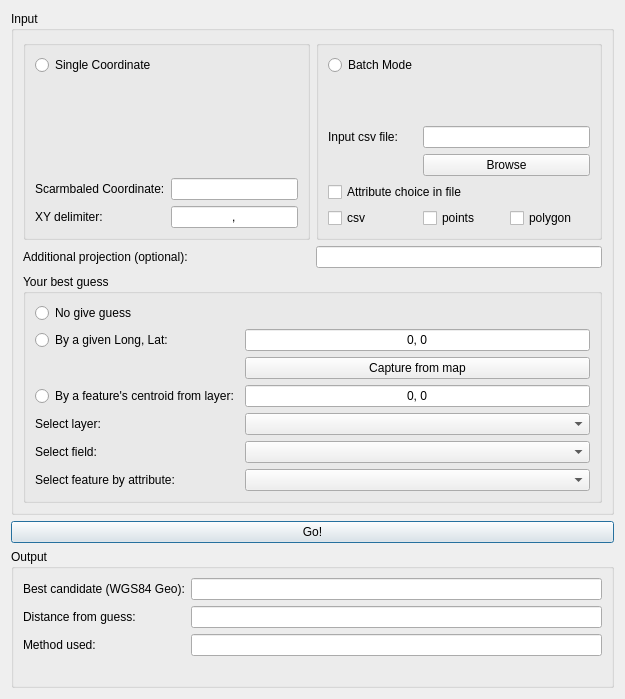
First picture: the form in CoordGuesser_dialog_base.ui, repository jicrbuh/CoordinateGuesser, before the edit.
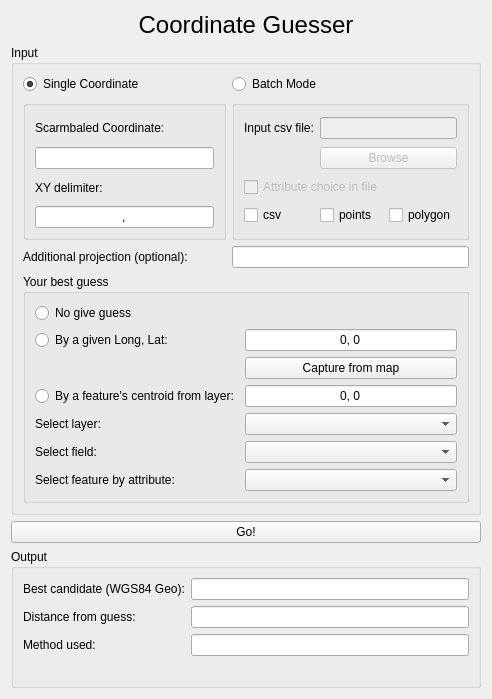
Second picture: the form after the edit.

Commit message:
changed parse_file.py so that it uses a class that stores the mangled coord data
not yet deleted old functions from parse_file.py

Patch:
```diff
--- a/CoordGuesser_dialog_base.ui
+++ b/CoordGuesser_dialog_base.ui
@@ -6,7 +6,7 @@
    <rect>
     <x>0</x>
     <y>0</y>
-    <width>625</width>
+    <width>492</width>
     <height>699</height>
    </rect>
   </property>
@@ -14,66 +14,7 @@
    <string>Dialog</string>
   </property>
   <layout class="QGridLayout" name="gridLayout">
-   <item row="4" column="0" colspan="2">
-    <widget class="QGroupBox" name="groupBox_3">
-     <property name="title">
-      <string>Output</string>
-     </property>
-     <layout class="QGridLayout" name="gridLayout_3">
-      <item row="3" column="1">
-       <widget class="QLineEdit" name="method_used"/>
-      </item>
-      <item row="2" column="1">
-       <widget class="QLineEdit" name="distance"/>
-      </item>
-      <item row="0" column="1">
-       <widget class="QLineEdit" name="out_xy"/>
-      </item>
-      <item row="0" column="0">
-       <widget class="QLabel" name="label">
-        <property name="text">
-         <string>Best candidate (WGS84 Geo):</string>
-        </property>
-       </widget>
-      </item>
-      <item row="3" column="0">
-       <widget class="QLabel" name="label_3">
-        <property name="text">
-         <string>Method used:</string>
-        </property>
-       </widget>
-      </item>
-      <item row="2" column="0">
-       <widget class="QLabel" name="label_2">
-        <property name="text">
-         <string>Distance from guess:</string>
-        </property>
-       </widget>
-      </item>
-      <item row="4" column="0">
-       <widget class="QLabel" name="label_message">
-        <property name="sizePolicy">
-         <sizepolicy hsizetype="Preferred" vsizetype="Fixed">
-          <horstretch>0</horstretch>
-          <verstretch>0</verstretch>
-         </sizepolicy>
-        </property>
-        <property name="text">
-         <string/>
-        </property>
-       </widget>
-      </item>
-     </layout>
-    </widget>
-   </item>
-   <item row="3" column="0" colspan="2">
-    <widget class="QPushButton" name="pushButton_Go">
-     <property name="text">
-      <string>Go!</string>
-     </property>
-    </widget>
-   </item>
-   <item row="0" column="0" colspan="2">
+   <item row="1" column="0" colspan="2">
     <widget class="QGroupBox" name="groupBox">
      <property name="sizePolicy">
       <sizepolicy hsizetype="Preferred" vsizetype="Expanding">
@@ -91,58 +32,64 @@
          <string/>
         </property>
         <layout class="QGridLayout" name="gridLayout_5">
-         <item row="2" column="1" colspan="2">
-          <widget class="QPushButton" name="pushButton_browse">
-           <property name="text">
-            <string>Browse</string>
-           </property>
-          </widget>
-         </item>
-         <item row="0" column="0" alignment="Qt::AlignTop">
-          <widget class="QRadioButton" name="radioButton_batch">
-           <property name="text">
-            <string>Batch Mode</string>
-           </property>
-          </widget>
-         </item>
-         <item row="4" column="2">
+         <item row="3" column="2">
           <widget class="QCheckBox" name="checkBox">
            <property name="text">
             <string>polygon</string>
            </property>
           </widget>
          </item>
-         <item row="1" column="0">
+         <item row="0" column="0">
           <widget class="QLabel" name="label_5">
            <property name="text">
             <string>Input csv file:</string>
            </property>
           </widget>
          </item>
-         <item row="1" column="1" colspan="2">
-          <widget class="QLineEdit" name="lineEdit_filePath"/>
-         </item>
-         <item row="4" column="1">
-          <widget class="QCheckBox" name="checkBox_3">
-           <property name="text">
-            <string>points</string>
-           </property>
-          </widget>
-         </item>
-         <item row="4" column="0">
+         <item row="3" column="0">
           <widget class="QCheckBox" name="checkBox_2">
            <property name="text">
             <string>csv</string>
            </property>
           </widget>
          </item>
-         <item row="3" column="0" colspan="2">
+         <item row="2" column="0" colspan="2">
           <widget class="QCheckBox" name="checkBox_attr">
+           <property name="enabled">
+            <bool>false</bool>
+           </property>
            <property name="text">
             <string>Attribute choice in file</string>
            </property>
           </widget>
          </item>
+         <item row="3" column="1">
+          <widget class="QCheckBox" name="checkBox_3">
+           <property name="text">
+            <string>points</string>
+           </property>
+          </widget>
+         </item>
+         <item row="1" column="1" colspan="2">
+          <widget class="QPushButton" name="pushButton_browse">
+           <property name="enabled">
+            <bool>false</bool>
+           </property>
+           <property name="text">
+            <string>Browse</string>
+           </property>
+           <property name="checkable">
+            <bool>false</bool>
+           </property>
+          </widget>
+         </item>
+         <item row="0" column="1" colspan="2">
+          <widget class="QLineEdit" name="lineEdit_filePath">
+           <property name="enabled">
+            <bool>false</bool>
+           </property>
+          </widget>
+         </item>
         </layout>
        </widget>
       </item>
@@ -152,39 +99,32 @@
          <string/>
         </property>
         <layout class="QGridLayout" name="gridLayout_4">
-         <item row="3" column="1">
-          <widget class="QLineEdit" name="xydelim">
-           <property name="text">
-            <string>,</string>
-           </property>
-           <property name="alignment">
-            <set>Qt::AlignCenter</set>
-           </property>
-          </widget>
-         </item>
-         <item row="3" column="0">
-          <widget class="QLabel" name="label_4">
-           <property name="text">
-            <string>XY delimiter:</string>
-           </property>
-          </widget>
-         </item>
-         <item row="0" column="0" alignment="Qt::AlignTop">
-          <widget class="QRadioButton" name="radioButton_single">
-           <property name="text">
-            <string>Single Coordinate</string>
-           </property>
-          </widget>
-         </item>
          <item row="1" column="0">
+          <widget class="QLineEdit" name="scrambled"/>
+         </item>
+         <item row="0" column="0">
           <widget class="QLabel" name="label_10">
            <property name="text">
             <string>Scarmbaled Coordinate:</string>
            </property>
           </widget>
          </item>
-         <item row="1" column="1">
-          <widget class="QLineEdit" name="scrambled"/>
+         <item row="3" column="0">
+          <widget class="QLabel" name="label_4">
+           <property name="text">
+            <string>XY delimiter:</string>
+           </property>
+          </widget>
+         </item>
+         <item row="4" column="0">
+          <widget class="QLineEdit" name="xydelim">
+           <property name="text">
+            <string>,</string>
+           </property>
+           <property name="alignment">
+            <set>Qt::AlignCenter</set>
+           </property>
+          </widget>
          </item>
         </layout>
        </widget>
@@ -286,9 +226,109 @@
       <item row="2" column="1">
        <widget class="QLineEdit" name="lineEdit_addProj"/>
       </item>
+      <item row="0" column="0">
+       <widget class="QRadioButton" name="radioButton_single">
+        <property name="text">
+         <string>Single Coordinate</string>
+        </property>
+        <property name="checked">
+         <bool>true</bool>
+        </property>
+        <attribute name="buttonGroup">
+         <string notr="true">buttonGroup</string>
+        </attribute>
+       </widget>
+      </item>
+      <item row="0" column="1">
+       <widget class="QRadioButton" name="radioButton_batch">
+        <property name="text">
+         <string>Batch Mode</string>
+        </property>
+        <attribute name="buttonGroup">
+         <string notr="true">buttonGroup</string>
+        </attribute>
+       </widget>
+      </item>
      </layout>
     </widget>
    </item>
+   <item row="5" column="0" colspan="2">
+    <widget class="QGroupBox" name="groupBox_3">
+     <property name="title">
+      <string>Output</string>
+     </property>
+     <layout class="QGridLayout" name="gridLayout_3">
+      <item row="3" column="1">
+       <widget class="QLineEdit" name="method_used"/>
+      </item>
+      <item row="2" column="1">
+       <widget class="QLineEdit" name="distance"/>
+      </item>
+      <item row="0" column="1">
+       <widget class="QLineEdit" name="out_xy"/>
+      </item>
+      <item row="0" column="0">
+       <widget class="QLabel" name="label">
+        <property name="text">
+         <string>Best candidate (WGS84 Geo):</string>
+        </property>
+       </widget>
+      </item>
+      <item row="3" column="0">
+       <widget class="QLabel" name="label_3">
+        <property name="text">
+         <string>Method used:</string>
+        </property>
+       </widget>
+      </item>
+      <item row="2" column="0">
+       <widget class="QLabel" name="label_2">
+        <property name="text">
+         <string>Distance from guess:</string>
+        </property>
+       </widget>
+      </item>
+      <item row="4" column="0" colspan="2">
+       <widget class="QLabel" name="label_message">
+        <property name="sizePolicy">
+         <sizepolicy hsizetype="Preferred" vsizetype="Fixed">
+          <horstretch>0</horstretch>
+          <verstretch>0</verstretch>
+         </sizepolicy>
+        </property>
+        <property name="text">
+         <string/>
+        </property>
+        <property name="wordWrap">
+         <bool>true</bool>
+        </property>
+       </widget>
+      </item>
+     </layout>
+    </widget>
+   </item>
+   <item row="4" column="0" colspan="2">
+    <widget class="QPushButton" name="pushButton_Go">
+     <property name="text">
+      <string>Go!</string>
+     </property>
+    </widget>
+   </item>
+   <item row="0" column="0" colspan="2">
+    <widget class="QLabel" name="label_11">
+     <property name="font">
+      <font>
+       <pointsize>18</pointsize>
+      </font>
+     </property>
+     <property name="text">
+      <string>Coordinate Guesser</string>
+     </property>
+     <property name="alignment">
+      <set>Qt::AlignCenter</set>
+     </property>
+    </widget>
+   </item>
   </layout>
  </widget>
  <resources/>
```
Left out of the diff: 3 changed lines with no effect on the pictures. The commit also changes 5 other files.
